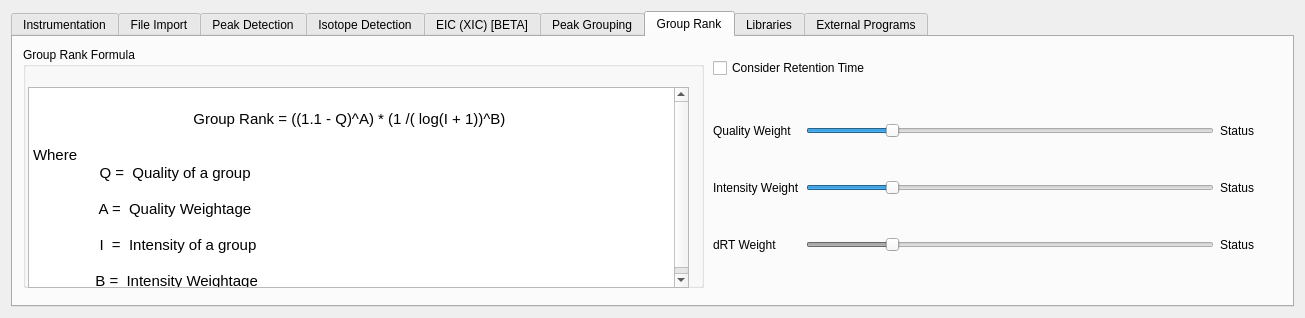
Old version of the form src/gui/mzroll/forms/settingsform.ui in the repository ElucidataInc/ElMaven.
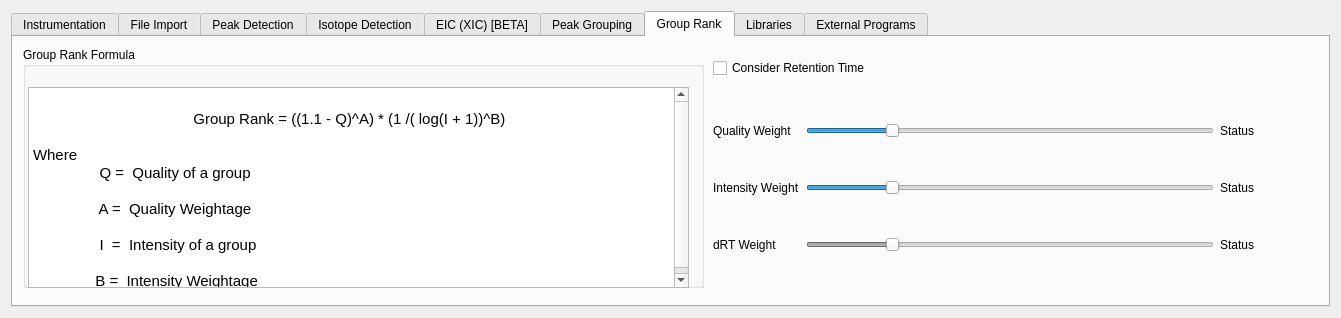
New version of the form. The open tabs and pages were chosen to show the change. Icons and pictures are not drawn.

```diff
--- a/src/gui/mzroll/forms/settingsform.ui
+++ b/src/gui/mzroll/forms/settingsform.ui
@@ -6,7 +6,7 @@
    <rect>
     <x>0</x>
     <y>0</y>
-    <width>1305</width>
+    <width>1341</width>
     <height>318</height>
    </rect>
   </property>
```
Left out of the diff: 109 changed lines with no effect on the pictures.
